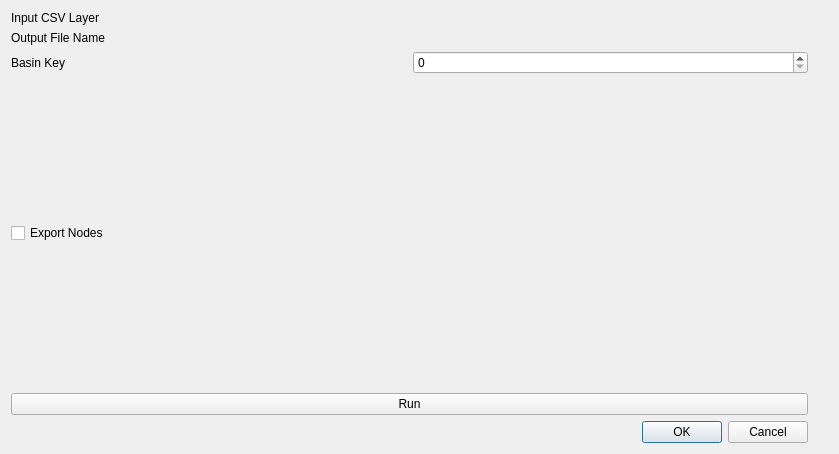
Before: the Qt Designer form qgis_lsdtt_network_tool_dialog_base.ui in pjMitchell490/qgis_lsdtt_network_tool, drawn with Qt 5.
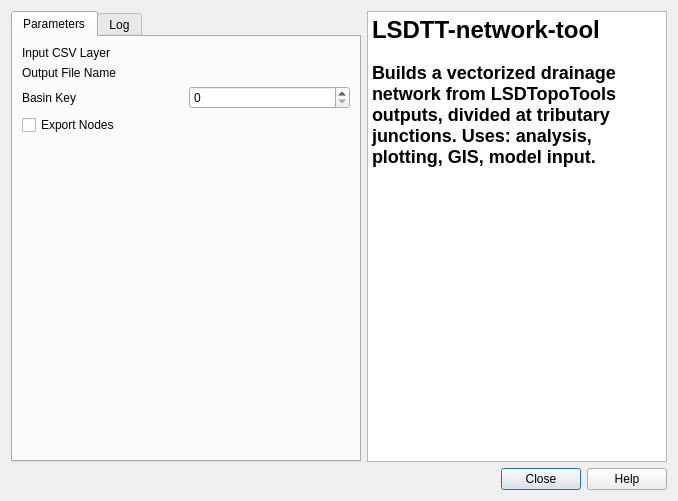
After: the same form once the commit is applied. Custom widgets are drawn as their Qt base class.

What changed in the file:
```diff
--- a/qgis_lsdtt_network_tool_dialog_base.ui
+++ b/qgis_lsdtt_network_tool_dialog_base.ui
@@ -6,43 +6,27 @@
    <rect>
     <x>0</x>
     <y>0</y>
-    <width>839</width>
-    <height>454</height>
+    <width>678</width>
+    <height>501</height>
    </rect>
   </property>
   <property name="windowTitle">
    <string>LSDTT Network Tool</string>
   </property>
   <layout class="QGridLayout" name="gridLayout">
-   <item row="3" column="0">
-    <widget class="QCheckBox" name="cbExportNodes">
-     <property name="text">
-      <string>Export Nodes</string>
-     </property>
-    </widget>
-   </item>
-   <item row="4" column="0">
-    <widget class="QPushButton" name="pbRun">
-     <property name="text">
-      <string>Run</string>
-     </property>
-    </widget>
-   </item>
-   <item row="1" column="0">
-    <layout class="QHBoxLayout" name="horizontalLayout">
-     <item>
-      <widget class="QLabel" name="label">
-       <property name="text">
-        <string>Output File Name</string>
-       </property>
-      </widget>
-     </item>
-     <item>
-      <widget class="QgsFileWidget" name="fwOutputFileName"/>
-     </item>
-    </layout>
-   </item>
    <item row="0" column="0">
+    <layout class="QHBoxLayout" name="horizontalLayout_3">
+     <item>
+      <widget class="QTabWidget" name="tabWidget">
+       <property name="currentIndex">
+        <number>0</number>
+       </property>
+       <widget class="QWidget" name="parameters">
+        <attribute name="title">
+         <string>Parameters</string>
+        </attribute>
+        <layout class="QGridLayout" name="gridLayout_2">
+         <item row="0" column="0" colspan="2">
     <layout class="QHBoxLayout" name="horizontalLayout_2">
      <item>
       <widget class="QLabel" name="label_2">
@@ -56,40 +40,92 @@
      </item>
     </layout>
    </item>
+         <item row="1" column="0" colspan="2">
+          <layout class="QHBoxLayout" name="horizontalLayout">
+           <item>
+            <widget class="QLabel" name="label">
+             <property name="text">
+              <string>Output File Name</string>
+             </property>
+            </widget>
+           </item>
+           <item>
+            <widget class="QgsFileWidget" name="fwOutputFileName"/>
+           </item>
+          </layout>
+         </item>
    <item row="2" column="0">
-    <layout class="QHBoxLayout" name="horizontalLayout_3">
-     <item>
       <widget class="QLabel" name="label_3">
        <property name="text">
         <string>Basin Key</string>
        </property>
       </widget>
      </item>
-     <item>
+         <item row="2" column="1">
       <widget class="QSpinBox" name="sbBasinKey"/>
      </item>
-    </layout>
-   </item>
-   <item row="3" column="1">
-    <spacer name="verticalSpacer">
+         <item row="3" column="0">
+          <widget class="QCheckBox" name="cbExportNodes">
+           <property name="text">
+            <string>Export Nodes</string>
+           </property>
+          </widget>
+         </item>
+         <item row="4" column="1">
+          <spacer name="verticalSpacer_2">
      <property name="orientation">
       <enum>Qt::Vertical</enum>
      </property>
      <property name="sizeHint" stdset="0">
       <size>
        <width>20</width>
-       <height>260</height>
+             <height>40</height>
       </size>
      </property>
     </spacer>
    </item>
-   <item row="5" column="0">
+        </layout>
+       </widget>
+       <widget class="QWidget" name="log">
+        <attribute name="title">
+         <string>Log</string>
+        </attribute>
+       </widget>
+      </widget>
+     </item>
+     <item>
+      <widget class="QTextBrowser" name="textBrowser">
+       <property name="minimumSize">
+        <size>
+         <width>300</width>
+         <height>0</height>
+        </size>
+       </property>
+       <property name="maximumSize">
+        <size>
+         <width>300</width>
+         <height>16777215</height>
+        </size>
+       </property>
+       <property name="html">
+        <string>&lt;!DOCTYPE HTML PUBLIC &quot;-//W3C//DTD HTML 4.0//EN&quot; &quot;http://www.w3.org/TR/REC-html40/strict.dtd&quot;&gt;
+&lt;html&gt;&lt;head&gt;&lt;meta name=&quot;qrichtext&quot; content=&quot;1&quot; /&gt;&lt;style type=&quot;text/css&quot;&gt;
+p, li { white-space: pre-wrap; }
+&lt;/style&gt;&lt;/head&gt;&lt;body style=&quot; font-family:'MS Shell Dlg 2'; font-size:7.8pt; font-weight:400; font-style:normal;&quot;&gt;
+&lt;h1 style=&quot; margin-top:18px; margin-bottom:12px; margin-left:0px; margin-right:0px; -qt-block-indent:0; text-indent:0px;&quot;&gt;&lt;a name=&quot;user-content-lsdtt-network-tool&quot;&gt;&lt;/a&gt;&lt;span style=&quot; font-size:8pt; font-weight:600;&quot;&gt;L&lt;/span&gt;&lt;span style=&quot; font-size:8pt; font-weight:600;&quot;&gt;SDTT-network-tool&lt;/span&gt;&lt;/h1&gt;
+&lt;h2 style=&quot; margin-top:18px; margin-bottom:12px; margin-left:0px; margin-right:0px; -qt-block-indent:0; text-indent:0px;&quot;&gt;&lt;span style=&quot; font-size:8pt; font-weight:600;&quot;&gt;Builds a vectorized drainage network from LSDTopoTools outputs, divided at tributary junctions. Uses: analysis, plotting, GIS, model input.&lt;/span&gt;&lt;/h2&gt;&lt;/body&gt;&lt;/html&gt;</string>
+       </property>
+      </widget>
+     </item>
+    </layout>
+   </item>
+   <item row="1" column="0">
     <widget class="QDialogButtonBox" name="button_box">
      <property name="orientation">
       <enum>Qt::Horizontal</enum>
      </property>
      <property name="standardButtons">
-      <set>QDialogButtonBox::Cancel|QDialogButtonBox::Ok</set>
+      <set>QDialogButtonBox::Close|QDialogButtonBox::Help</set>
      </property>
     </widget>
    </item>
```
Left out of the diff: 3 changed lines with no effect on the pictures. Lines whose indentation alone changed are shown as unchanged.
